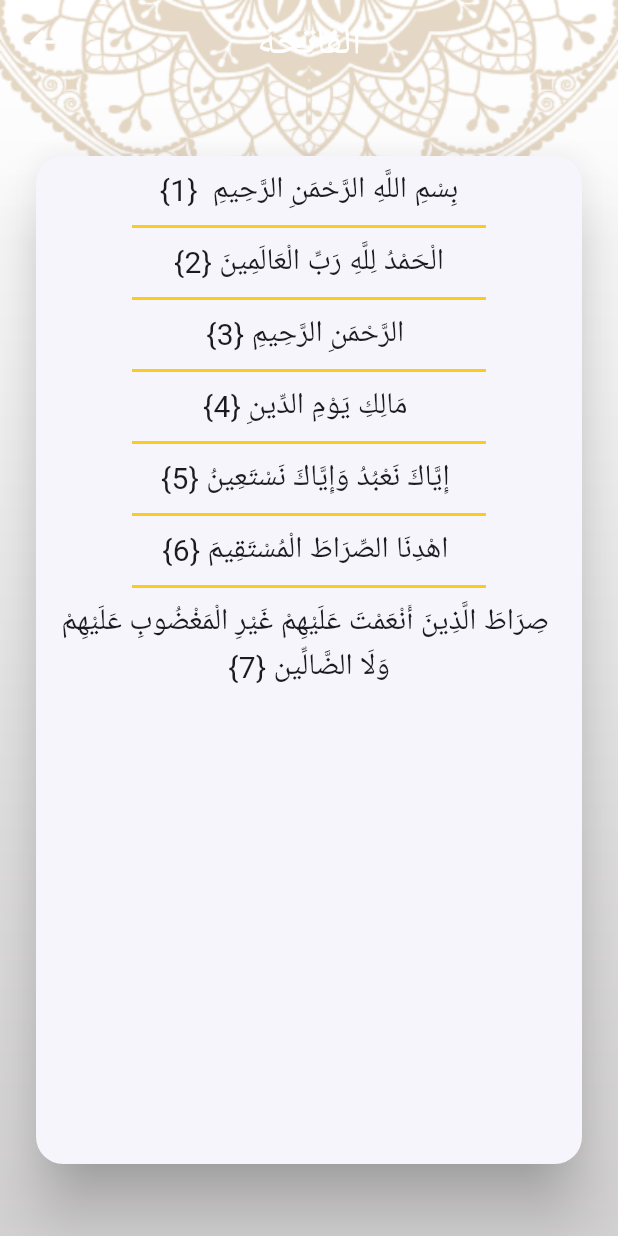
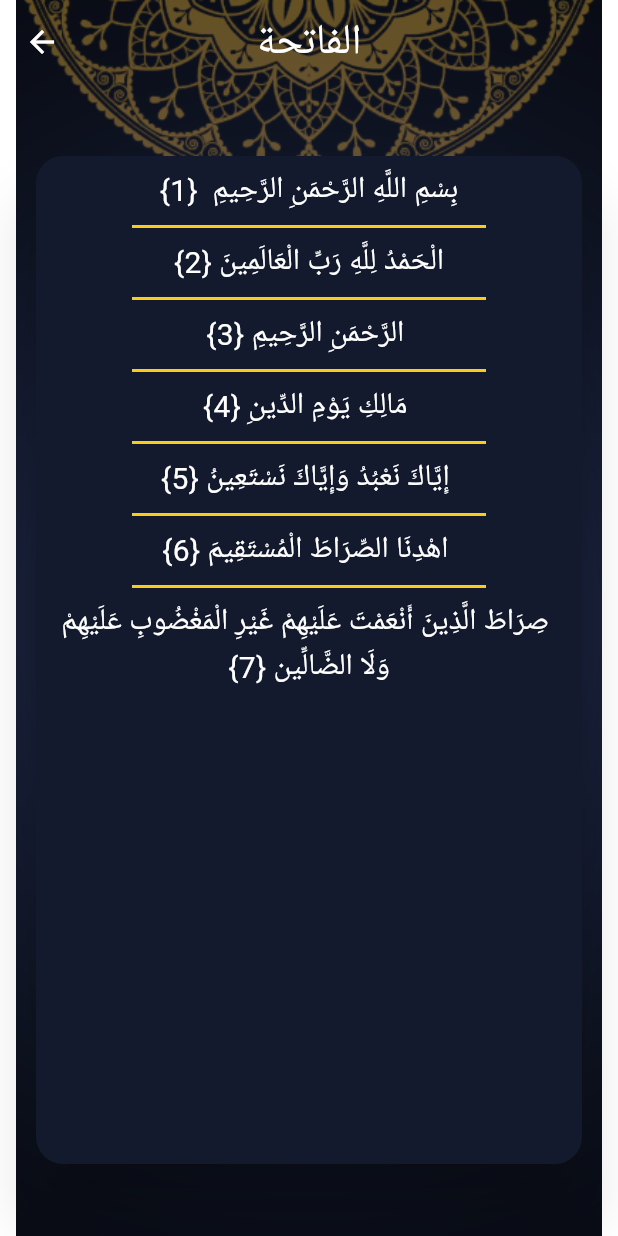
Before and after one commit to egypty3/islami, a Flutter app: the screen it shows after launch, after a tap on "الفاتحة", on a phone screen of 412 x 824 dp. Run offline on Flutter 3.47's test engine with Material 3 defaults, Android fonts, the light colour scheme and no system bars.

Commit message:
multitheme adjustments

```diff
--- a/lib/ui/MyThemeData.dart
+++ b/lib/ui/MyThemeData.dart
@@ -6,7 +6,7 @@ class MyThemeData{
   static const Color darkPrimary = Color(0xFF141A2E);
   static const Color darkSecondary = Color(0xFFFACC1D);
   static ThemeData lightTheme = ThemeData(
-    textTheme: TextTheme(
+    textTheme: const  TextTheme(
       headlineSmall: TextStyle(
           fontSize: 25,
           fontWeight: FontWeight.w600,
@@ -24,7 +24,8 @@ class MyThemeData{
       )
     ),
     cardTheme: CardTheme(
-      surfaceTintColor:  Colors.white,
+      color: Colors.white,
+      surfaceTintColor:  Colors.transparent,
       elevation: 18,
       shape: RoundedRectangleBorder(
           borderRadius: BorderRadius.circular(18)),
@@ -56,8 +57,26 @@ class MyThemeData{
     useMaterial3: true,
   );
   static ThemeData darkTheme = ThemeData(
+    textTheme: const  TextTheme(
+        headlineSmall: TextStyle(
+            fontSize: 25,
+            fontWeight: FontWeight.w600,
+            color: Colors.white
+        ) ,
+        titleMedium:  TextStyle(
+            fontSize: 25,
+            fontWeight: FontWeight.w400,
+            color: Colors.white
+        ),
+        bodyMedium: TextStyle(
+            fontWeight: FontWeight.w400,
+            fontSize: 20,
+            color: Colors.white
+        )
+    ),
     cardTheme: CardTheme(
-      surfaceTintColor:  Colors.white,
+      color: darkPrimary,
+      surfaceTintColor:  Colors.transparent,
       elevation: 18,
       shape: RoundedRectangleBorder(
           borderRadius: BorderRadius.circular(18)),
--- a/lib/ui/chapterDetails/ChapterDetailsScreen.dart
+++ b/lib/ui/chapterDetails/ChapterDetailsScreen.dart
@@ -1,5 +1,6 @@
 import 'package:flutter/material.dart';
 import 'package:flutter/services.dart';
+import 'package:islami/ui/MyThemeData.dart';
 import 'package:islami/ui/chapterDetails/ChapterDetailsArgs.dart';
 import 'package:islami/ui/chapterDetails/VerseWidget.dart';
 
@@ -22,7 +23,11 @@ class _ChapterDetailsScreenState extends State<ChapterDetailsScreen> {
     return Container(
       decoration: BoxDecoration(
           image: DecorationImage(
-              image: AssetImage('assets/images/main_background.png'),fit: BoxFit.fill)),
+              image:  AssetImage(MyThemeData.isDarkEnabled?
+              'assets/images/main_background_dark.png'
+                  :'assets/images/main_background.png')
+          )
+      ),
       child: Scaffold(
         appBar: AppBar(
           title: Text(args.title),
--- a/lib/ui/chapterDetails/VerseWidget.dart
+++ b/lib/ui/chapterDetails/VerseWidget.dart
@@ -15,7 +15,8 @@ class VerseWidget extends StatelessWidget {
         '$content {${index+1}}',
         textDirection: TextDirection.rtl,
         textAlign: TextAlign.center,
-        style: TextStyle(fontSize: 20),
+        style: Theme.of(context)
+        .textTheme.bodyMedium,
       ),
     );
   }
--- a/lib/ui/hadethDetails/HadethDetailsScreen.dart
+++ b/lib/ui/hadethDetails/HadethDetailsScreen.dart
@@ -1,4 +1,5 @@
 import 'package:flutter/material.dart';
+import 'package:islami/ui/MyThemeData.dart';
 import 'package:islami/ui/home/hadeth/Hadeth.dart';
 
 class HadethDetailsScreen extends StatelessWidget {
@@ -10,8 +11,11 @@ class HadethDetailsScreen extends StatelessWidget {
     return Container(
       decoration: BoxDecoration(
           image: DecorationImage(
-              image: AssetImage('assets/images/main_background.png'),
-              fit: BoxFit.fill)),
+              image:  AssetImage(MyThemeData.isDarkEnabled?
+              'assets/images/main_background_dark.png'
+                  :'assets/images/main_background.png')
+          )
+      ),
       child: Scaffold(
         appBar: AppBar(
           title: Text(args.title),
@@ -25,9 +29,8 @@ class HadethDetailsScreen extends StatelessWidget {
                     child: Text(
                       args.content,
                       textAlign: TextAlign.center,
-                      style: TextStyle(
-                        fontSize: 20
-                      ),
+                      style: Theme.of(context)
+                          .textTheme.bodyMedium,
                     ),
                   ),
               ),
--- a/lib/ui/home/hadeth/HadethTab.dart
+++ b/lib/ui/home/hadeth/HadethTab.dart
@@ -33,7 +33,7 @@ class _HadethTabState extends State<HadethTab> {
                         color: Theme.of(context).primaryColor, width: 2))),
             child: Text(
               'Hadeth',
-              style: TextStyle(fontSize: 24),
+              style: Theme.of(context).textTheme.titleMedium,
             )),
         Expanded(
           flex: 3,
--- a/lib/ui/home/hadeth/HadethTitleWidget.dart
+++ b/lib/ui/home/hadeth/HadethTitleWidget.dart
@@ -23,7 +23,7 @@ class HadethTitleWidget extends StatelessWidget {
         alignment: Alignment.center,
         child: Text(
           hadeth.title,
-          style: TextStyle(fontSize: 25),
+          style: Theme.of(context).textTheme.titleMedium,
         ),
       ),
     );
--- a/lib/ui/home/quran/ChapterTitleWidget.dart
+++ b/lib/ui/home/quran/ChapterTitleWidget.dart
@@ -21,7 +21,7 @@ class ChapterTitleWidget extends StatelessWidget {
         alignment: Alignment.center,
         child: Text(
           title,
-          style: TextStyle(fontSize: 25, fontFamily: 'koufi'),
+          style: Theme.of(context).textTheme.titleMedium,
         ),
       ),
     );
--- a/lib/ui/home/quran/QuranTab.dart
+++ b/lib/ui/home/quran/QuranTab.dart
@@ -126,6 +126,8 @@ class QuranTab extends StatelessWidget {
         Expanded(
             flex: 1,
             child: Image.asset('assets/images/quran_header_image.png')),
+        Text('Chapter Name',
+        style: Theme.of(context).textTheme.titleMedium,),
         Expanded(
           flex: 3,
           child: ListView.separated(
--- a/lib/ui/splash/SplashScreen.dart
+++ b/lib/ui/splash/SplashScreen.dart
@@ -1,6 +1,7 @@
 import 'dart:async';
 
 import 'package:flutter/material.dart';
+import 'package:islami/ui/MyThemeData.dart';
 import '/ui/home/HomeScreen.dart';
 
 class SplashScreen extends StatefulWidget {
@@ -26,10 +27,10 @@ class _SplashScreenState extends State<SplashScreen> {
         body: Container(
             width: double.infinity,
             child: Image.asset(
-              'assets/images/splash_background.png',
+              (MyThemeData.isDarkEnabled)
+                  ? 'assets/images/splash_background_dark.png'
+                  : 'assets/images/splash_background.png',
               fit: BoxFit.fill,
-            )
-        )
-    );
+            )));
   }
 }
```
